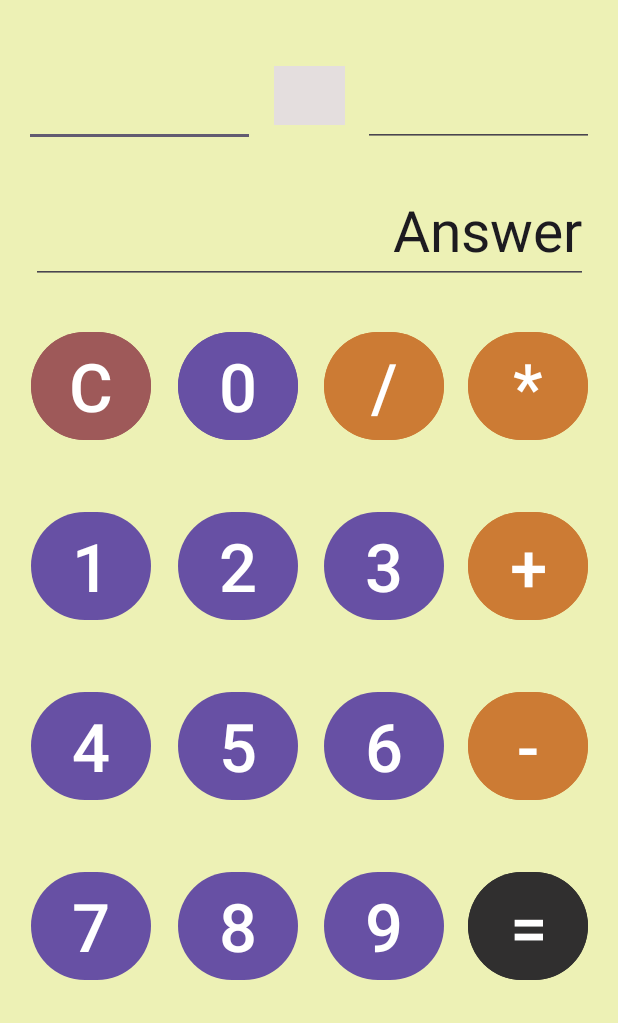
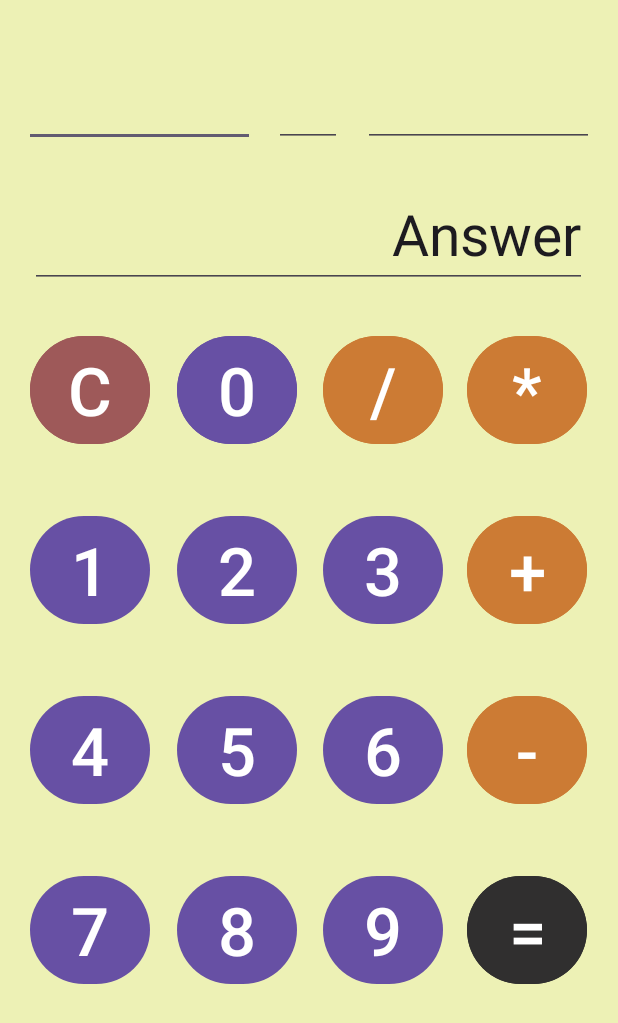
Before and after one commit to ClushAKvK/MobileLab1, an Android app: the screen it shows after launch (MainActivity), on a phone screen of 412 x 824 dp. Shown: the top 1023 px of the screen. Run offline under Robolectric (Android 15) with nearby library versions, the phone set to English and light mode, and no system bars.

```diff
--- a/app/src/main/res/layout/activity_main.xml
+++ b/app/src/main/res/layout/activity_main.xml
@@ -169,27 +169,13 @@
         app:layout_constraintStart_toStartOf="@+id/edResult"
         app:layout_constraintTop_toBottomOf="@+id/edResult" />
 
-    <TextView
-        android:id="@+id/tvOperand"
-        android:layout_width="47dp"
-        android:layout_height="39dp"
-        android:layout_marginTop="8dp"
-        android:autoSizeTextType="uniform"
-        android:background="#E4DEDE"
-        android:textAlignment="center"
-        android:textAppearance="@style/TextAppearance.AppCompat.Medium"
-        android:textIsSelectable="false"
-        app:layout_constraintEnd_toStartOf="@+id/edRightNumber"
-        app:layout_constraintStart_toEndOf="@+id/edLeftNumber"
-        app:layout_constraintTop_toTopOf="@+id/edRightNumber" />
-
     <EditText
         android:id="@+id/edLeftNumber"
         android:layout_width="154dp"
         android:layout_height="62dp"
         android:layout_marginStart="16dp"
         android:layout_marginTop="36dp"
-        android:autoSizeTextType="uniform"
+        android:autoSizeTextType="none"
         android:ems="10"
         android:inputType="text"
         android:textSize="32sp"
@@ -212,14 +198,30 @@
         android:id="@+id/edResult"
         android:layout_width="371dp"
         android:layout_height="66dp"
-        android:layout_marginTop="40dp"
+        android:layout_marginTop="28dp"
         android:ems="10"
         android:inputType="text"
         android:text="Answer"
         android:textAlignment="textEnd"
         android:textSize="38sp"
         app:layout_constraintEnd_toEndOf="@+id/edRightNumber"
+        app:layout_constraintHorizontal_bias="0.444"
         app:layout_constraintStart_toStartOf="@+id/edLeftNumber"
-        app:layout_constraintTop_toBottomOf="@+id/tvOperand" />
+        app:layout_constraintTop_toBottomOf="@+id/edOperand" />
+
+    <EditText
+        android:id="@+id/edOperand"
+        android:layout_width="45dp"
+        android:layout_height="50dp"
+        android:layout_marginTop="12dp"
+        android:autoSizeTextType="uniform"
+        android:ems="10"
+        android:inputType="text"
+        android:textAlignment="center"
+        android:textSize="32sp"
+        app:layout_constraintEnd_toStartOf="@+id/edRightNumber"
+        app:layout_constraintHorizontal_bias="0.481"
+        app:layout_constraintStart_toEndOf="@+id/edLeftNumber"
+        app:layout_constraintTop_toTopOf="@+id/edRightNumber" />
 
 </androidx.constraintlayout.widget.ConstraintLayout>
```
Also changed, not shown: app/src/main/java/ru/shirko/mobiledevelopment/calculator2/MainActivity.kt (+60 -17 lines).
